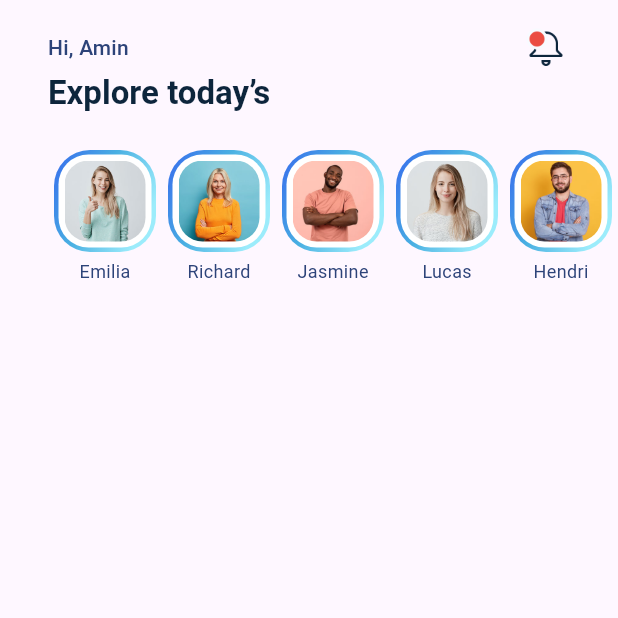
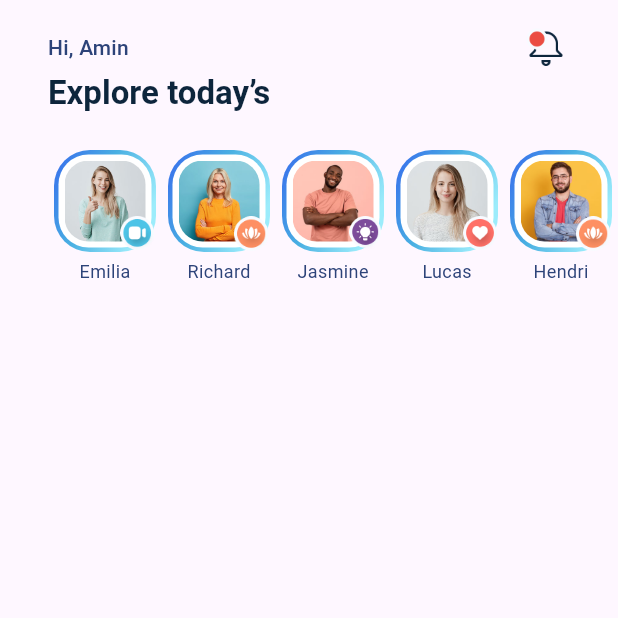
Before and after one commit to aminesmkhani/blog-apk, a Flutter app: the screen it shows after launch, on a phone screen of 412 x 824 dp, the top half of it. Run offline on Flutter 3.47's test engine with Material 3 defaults, Android fonts, the phone set to English and light mode, and no system bars; Roboto replaces fonts that are missing (Avenir).

Commit message:
stack categry icon into story!

```diff
--- a/lib/main.dart
+++ b/lib/main.dart
@@ -88,6 +88,8 @@ class HomeScreen extends StatelessWidget {
                         margin: const EdgeInsets.fromLTRB(4, 0, 4, 0),
                         child: Column(
                           children: [
+                            Stack(
+                              children: [
                                 Container(
                                   width: 68,
                                   height: 68,
@@ -114,6 +116,16 @@ class HomeScreen extends StatelessWidget {
                                             'assets/img/stories/${story.imageFileName}')),
                                   ),
                                 ),
+                                Positioned(
+                                    bottom: 0,
+                                    right: 0,
+                                    child: Image.asset(
+                                      'assets/img/icons/${story.iconFileName}',
+                                      width: 24,
+                                      height: 24,
+                                    )),
+                              ],
+                            ),
                             const SizedBox(height: 4),
                             Text(story.name),
                           ],
```
Lines whose indentation alone changed are shown as unchanged.
